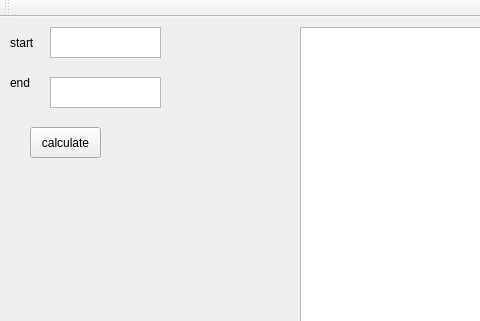
Qt form mainwindow.ui (linyijin/fold_cleaner) before a commit; both pictures show x 0 to 480 and y 0 to 321 of the 1099 by 639 pixel window.
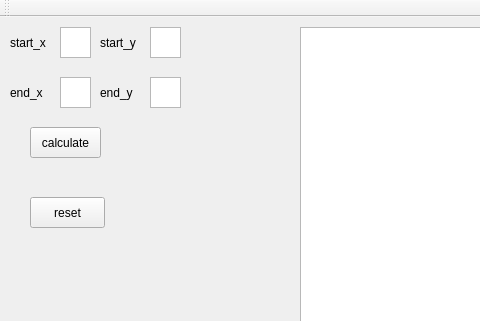
The same form after that commit.

Diff of the .ui file:
```diff
--- a/mainwindow.ui
+++ b/mainwindow.ui
@@ -33,9 +33,9 @@
    <widget class="QPlainTextEdit" name="end_point">
     <property name="geometry">
      <rect>
-      <x>50</x>
+      <x>60</x>
       <y>60</y>
-      <width>111</width>
+      <width>31</width>
       <height>31</height>
      </rect>
     </property>
@@ -50,28 +50,28 @@
      </rect>
     </property>
     <property name="text">
-     <string>start</string>
+     <string>start_x</string>
     </property>
    </widget>
    <widget class="QLabel" name="end">
     <property name="geometry">
      <rect>
       <x>10</x>
-      <y>50</y>
+      <y>60</y>
       <width>41</width>
       <height>31</height>
      </rect>
     </property>
     <property name="text">
-     <string>end</string>
+     <string>end_x</string>
     </property>
    </widget>
    <widget class="QPlainTextEdit" name="start_point">
     <property name="geometry">
      <rect>
-      <x>50</x>
+      <x>60</x>
       <y>10</y>
-      <width>111</width>
+      <width>31</width>
       <height>31</height>
      </rect>
     </property>
@@ -95,6 +95,65 @@
      </size>
     </property>
    </widget>
+   <widget class="QLabel" name="start_2">
+    <property name="geometry">
+     <rect>
+      <x>100</x>
+      <y>10</y>
+      <width>41</width>
+      <height>31</height>
+     </rect>
+    </property>
+    <property name="text">
+     <string>start_y</string>
+    </property>
+   </widget>
+   <widget class="QPlainTextEdit" name="start_y">
+    <property name="geometry">
+     <rect>
+      <x>150</x>
+      <y>10</y>
+      <width>31</width>
+      <height>31</height>
+     </rect>
+    </property>
+   </widget>
+   <widget class="QLabel" name="end_2">
+    <property name="geometry">
+     <rect>
+      <x>100</x>
+      <y>60</y>
+      <width>41</width>
+      <height>31</height>
+     </rect>
+    </property>
+    <property name="text">
+     <string>end_y</string>
+    </property>
+   </widget>
+   <widget class="QPlainTextEdit" name="end_y">
+    <property name="geometry">
+     <rect>
+      <x>150</x>
+      <y>60</y>
+      <width>31</width>
+      <height>31</height>
+     </rect>
+    </property>
+   </widget>
+   <widget class="QPushButton" name="pushButton_2">
+    <property name="geometry">
+     <rect>
+      <x>30</x>
+      <y>180</y>
+      <width>75</width>
+      <height>31</height>
+     </rect>
+    </property>
+    <property name="text">
+     <string>reset</string>
+    </property>
+   </widget>
   </widget>
   <widget class="QMenuBar" name="menuBar">
    <property name="geometry">
```
Left out of the diff: 4 changed lines with no effect on the pictures.
